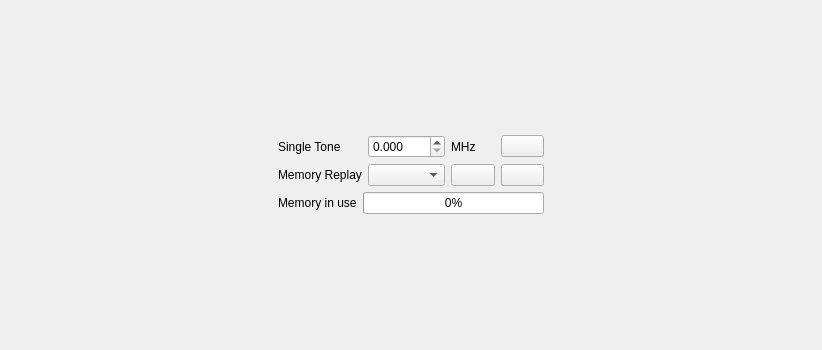
First picture: the form in user_devices/SpectrumAWG/blacs_widget.ui, repository florydberg/userlib, before the edit.
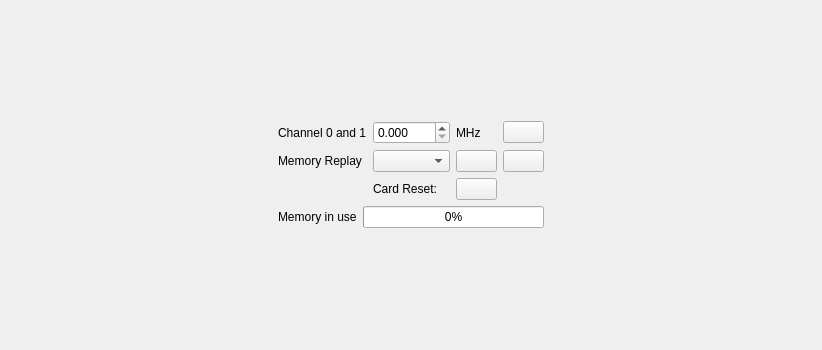
Second picture: the form after the edit.

Diff of the .ui file:
```diff
--- a/user_devices/SpectrumAWG/blacs_widget.ui
+++ b/user_devices/SpectrumAWG/blacs_widget.ui
@@ -48,7 +48,7 @@
          <item row="0" column="0">
           <widget class="QLabel" name="label_2">
            <property name="text">
-            <string>Single Tone</string>
+            <string>Channel 0 and 1</string>
            </property>
           </widget>
          </item>
@@ -106,6 +106,23 @@
            </property>
           </widget>
          </item>
+         <item row="4" column="1">
+          <widget class="QLabel" name="label_3">
+           <property name="text">
+            <string>Card Reset:</string>
+           </property>
+          </widget>
+         </item>
+         <item row="4" column="2">
+          <widget class="QPushButton" name="pushButton_reset">
+           <property name="toolTip">
+            <string>Restart Card</string>
+           </property>
+           <property name="text">
+            <string/>
+           </property>
+          </widget>
+         </item>
         </layout>
        </item>
        <item>
```
